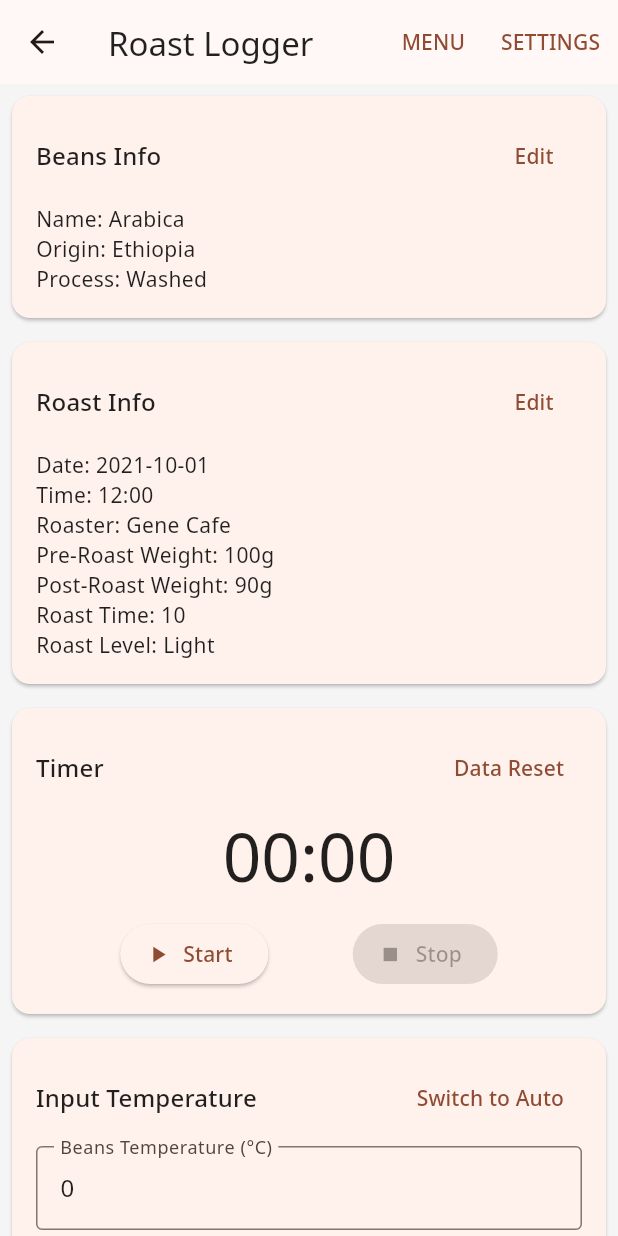
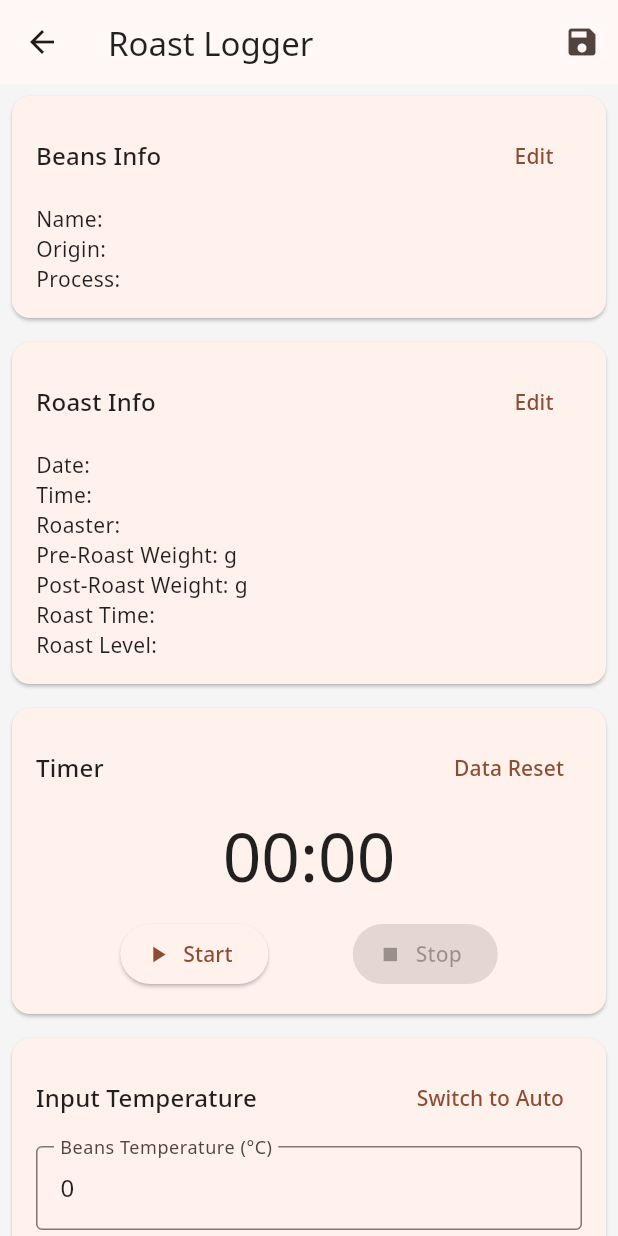
Before and after one commit to popcoondev/roast_logger, a Flutter app: the screen it shows after launch, tab 2 chosen, after a tap on the "add" icon, on a phone screen of 412 x 824 dp. Run offline on Flutter 3.47's test engine with Material 3 defaults, Android fonts, the light colour scheme and no system bars; our stand-ins replace fl_chart, font_awesome_flutter, google_fonts.

Commit message:
RoastLoggerScreen is able to preview.

```diff
--- a/lib/dialogs/roast_info_dialog.dart
+++ b/lib/dialogs/roast_info_dialog.dart
@@ -204,7 +204,7 @@ class _RoastInfoDialogState extends State<RoastInfoDialog> {
     }
     double preRoastWeight = double.tryParse(_preRoastWeightController.text) ?? 0.0;
     double postRoastWeight = double.tryParse(_postRoastWeightController.text) ?? 0.0;
-    double roastLevel = (postRoastWeight - preRoastWeight);
-    _roastLevelController.text = roastLevel.toStringAsFixed(1);
+    double roastLevel = postRoastWeight / preRoastWeight;
+    _roastLevelController.text = roastLevel.toStringAsFixed(2);
   }
 }
--- a/lib/models/cupping_result.dart
+++ b/lib/models/cupping_result.dart
@@ -1,12 +1,14 @@
 // models/cupping_result.dart
 
 class CuppingResult {
-  DateTime date; // 日付を追加
+  DateTime date;
   double aroma;
   double flavor;
-  double aftertaste;
+  double sweetness;
   double acidity;
   double body;
+  double cleanliness;
+  double aftertaste;
   double balance;
   double overall;
   String notes;
@@ -14,16 +16,17 @@ class CuppingResult {
 
   CuppingResult({
     required this.date,
-    this.aroma = 0.0,
-    this.flavor = 0.0,
-    this.aftertaste = 0.0,
-    this.acidity = 0.0,
-    this.body = 0.0,
-    this.balance = 0.0,
-    this.overall = 0.0,
+    this.aroma = 0,
+    this.flavor = 0,
+    this.sweetness = 0,
+    this.acidity = 0,
+    this.body = 0,
+    this.cleanliness = 0,
+    this.aftertaste = 0,
+    this.balance = 0,
+    this.overall = 0,
     this.notes = '',
     this.flavors = const [],
-
   });
 
   // データ保存のために toJson と fromJson を追加できます
@@ -31,9 +34,11 @@ class CuppingResult {
         'date': date.toIso8601String(),
         'aroma': aroma,
         'flavor': flavor,
-        'aftertaste': aftertaste,
+        'sweetness': sweetness,
         'acidity': acidity,
         'body': body,
+        'cleanliness': cleanliness,
+        'aftertaste': aftertaste,
         'balance': balance,
         'overall': overall,
         'notes': notes,
@@ -44,9 +49,11 @@ class CuppingResult {
         date: DateTime.parse(json['date']),
         aroma: json['aroma'],
         flavor: json['flavor'],
-        aftertaste: json['aftertaste'],
+        sweetness: json['sweetness'],
         acidity: json['acidity'],
         body: json['body'],
+        cleanliness: json['cleanliness'],
+        aftertaste: json['aftertaste'],
         balance: json['balance'],
         overall: json['overall'],
         notes: json['notes'],
--- a/lib/models/roast_log.dart
+++ b/lib/models/roast_log.dart
@@ -3,20 +3,20 @@
 import 'bean_info.dart';
 import 'roast_info.dart';
 import 'log_entry.dart';
-import 'cupping_result.dart'; // 追加
+import 'cupping_result.dart';
 
 class RoastLog {
   List<LogEntry> logEntries;
   int currentTime;
   BeanInfo beanInfo;
   RoastInfo roastInfo;
-  List<CuppingResult> cuppingResults;
+  List<CuppingResult>? cuppingResults;
 
   RoastLog({
     required this.logEntries,
     required this.currentTime,
     required this.beanInfo,
     required this.roastInfo,
-    this.cuppingResults = const [], // 初期値は null
+    this.cuppingResults,
   });
 }
--- a/lib/screens/roast_list_screen.dart
+++ b/lib/screens/roast_list_screen.dart
@@ -1,4 +1,5 @@
 import 'package:flutter/material.dart';
+import '../models/cupping_result.dart';
 import '../models/roast_log.dart';
 import '../models/bean_info.dart';
 import '../models/roast_info.dart';
@@ -49,6 +50,21 @@ class _RoastListScreenState extends State<RoastListScreen> {
             roastLevel: 10.0,
             roastLevelName: 'Light',
           ),
+          cuppingResults: [
+            // サンプルのカッピング結果
+            CuppingResult(
+              date: DateTime(2023, 10, 02),
+              aroma: 8,
+              acidity: 7,
+              body: 6,
+              flavor: 8,
+              aftertaste: 7,
+              balance: 7,
+              overall: 7,
+              notes: 'Fruity, floral, tea-like',
+              flavors: ['Fruity', 'Floral', 'Tea-like'],
+            ),
+          ],
         ),
         // 他のサンプルデータ
       ];
@@ -79,7 +95,7 @@ class _RoastListScreenState extends State<RoastListScreen> {
   void _navigateToRoastLogger() async {
     final newRoastLog = await Navigator.push(
       context,
-      MaterialPageRoute(builder: (context) => const RoastLoggerScreen()),
+      MaterialPageRoute(builder: (context) => RoastLoggerScreen()),
     );
 
     if (newRoastLog != null && newRoastLog is RoastLog) {
--- a/lib/screens/roast_logger_screen.dart
+++ b/lib/screens/roast_logger_screen.dart
@@ -29,10 +29,14 @@ import '../utils/events.dart';
 
 // 続きは既存のRoastLoggerクラスの内容をここに移動します。
 class RoastLoggerScreen extends StatefulWidget {
-  const RoastLoggerScreen({Key? key}) : super(key: key);
+  //　RoastLogを受け取れるようにする
+  RoastLog? roastLog;
+  bool isEdit = false;
+  RoastLoggerScreen({Key? key, this.roastLog, this.isEdit = false}) : super(key: key);
 
+  // roastLogは_RoastLoggerStateに渡す
   @override
-  State<RoastLoggerScreen> createState() => _RoastLoggerState();
+  _RoastLoggerState createState() => _RoastLoggerState();
 }
 
 class _RoastLoggerState extends State<RoastLoggerScreen> {
@@ -53,25 +57,49 @@ class _RoastLoggerState extends State<RoastLoggerScreen> {
     super.initState();
     _scrollController.addListener(_scrollListener);
     // Initialize roast log
-    _roastLog = RoastLog(
+    _roastLog = widget.roastLog;
+    // _roastLogの初期化
+    _roastLog ??= RoastLog(
         logEntries: [],
         currentTime: 0,
         beanInfo: BeanInfo(
-        name: 'Arabica',
-        origin: 'Ethiopia',
-        process: 'Washed',
+          name: '',
+          origin: '',
+          process: '',
         ),
         roastInfo: RoastInfo(
-        date: '2021-10-01',
-        time: '12:00',
-        roaster: 'Gene Cafe',
-        preRoastWeight: '100',
-        postRoastWeight: '90',
-        roastTime: '10',
-        roastLevel: 10.0,
-        roastLevelName: 'Light',
+          date: '',
+          time: '',
+          roaster: '',
+          preRoastWeight: '',
+          postRoastWeight: '',
+          roastTime: '',
+          roastLevel: 0,
+          roastLevelName: '',
         ),
       );
+
+    if(!widget.isEdit) {
+    // テストデータ
+    // _roastLog = RoastLog(
+    //   logEntries: [],
+    //   currentTime: 0,
+    //   beanInfo: BeanInfo(
+    //     name: 'Arabica',
+    //     origin: 'Ethiopia',
+    //     process: 'Washed',
+    //   ),
+    //   roastInfo: RoastInfo(
+    //     date: '2021-10-01',
+    //     time: '12:00',
+    //     roaster: 'Gene Cafe',
+    //     preRoastWeight: '100',
+    //     postRoastWeight: '90',
+    //     roastTime: '10',
+    //     roastLevel: 10.0,
+    //     roastLevelName: 'Light',
+    //   ),
+    // );
 
     // Test data
     for (int i = 0; i < 600; i += 30) {
@@ -84,21 +112,19 @@ class _RoastLoggerState extends State<RoastLoggerScreen> {
       ));
     }
     }
+  }
 
   // スクロールリスナー
   void _scrollListener() {
-    debugPrint('Scroll position: ${_scrollController.offset}');
-    debugPrint('timerKey: ${_timerKey.currentContext}');
     if (_timerKey.currentContext != null) {
       RenderBox renderBox = _timerKey.currentContext!.findRenderObject() as RenderBox;
       Offset position = renderBox.localToGlobal(Offset.zero);
-      debugPrint('TimerWidget position: ${position.dy}');
+
       // TimerWidgetが画面上から消えた場合
       if (position.dy + renderBox.size.height < kToolbarHeight) {
         if (!_showFloatingTimer) {
           setState(() {
             _showFloatingTimer = true;
-            debugPrint('Show floating timer');
           });
         }
       } else {
@@ -128,8 +154,10 @@ class _RoastLoggerState extends State<RoastLoggerScreen> {
           style: Theme.of(context).textTheme.titleLarge,
         ),
         actions: [
-          TextButton(onPressed: () {}, child: const Text('MENU')),
-          TextButton(onPressed: () {}, child: const Text('SETTINGS')),
+          IconButton(
+            icon: const Icon(Icons.save),
+            onPressed: _saveRoastResult,
+          ),
         ],
       ),
       body: Stack(
@@ -164,6 +192,7 @@ class _RoastLoggerState extends State<RoastLoggerScreen> {
                           child: RoastInfoWidget(roastInfo: _roastLog!.roastInfo),
                         ),
                         ComponentsContainer(
+                          isVisible: widget.isEdit,
                           labelTitle: 'Timer',
                           buttonTitle: 'Data Reset',
                           buttonAction: _timer == null
@@ -183,6 +212,7 @@ class _RoastLoggerState extends State<RoastLoggerScreen> {
                           ),
                         ),
                         ComponentsContainer(
+                          isVisible: widget.isEdit,
                           labelTitle: 'Input Temperature',
                           buttonTitle: _inputTempMode == 0 ? 'Switch to Auto' : 'Switch to Manual',
                           buttonAction: _timer == null
@@ -220,6 +250,7 @@ class _RoastLoggerState extends State<RoastLoggerScreen> {
                     child: Column(
                       children: [
                         ComponentsContainer(
+                          isVisible: widget.isEdit,
                           labelTitle: 'Input Phases',
                           child: InputEvents(
                             addEvent: _addEvent,
@@ -316,6 +347,7 @@ class _RoastLoggerState extends State<RoastLoggerScreen> {
                     child: RoastInfoWidget(roastInfo: _roastLog!.roastInfo),
                   ),
                   ComponentsContainer(
+                    isVisible: widget.isEdit,
                     key: _timerKey,
                     labelTitle: 'Timer',
                     buttonTitle: 'Data Reset',
@@ -336,6 +368,7 @@ class _RoastLoggerState extends State<RoastLoggerScreen> {
                     ),
                   ),
                   ComponentsContainer(
+                    isVisible: widget.isEdit,
                     labelTitle: 'Input Temperature',
                     buttonTitle: _inputTempMode == 0 ? 'Switch to Auto' : 'Switch to Manual',
                     buttonAction: _timer == null
@@ -363,6 +396,7 @@ class _RoastLoggerState extends State<RoastLoggerScreen> {
                           ),
                   ),
                   ComponentsContainer(
+                    isVisible: widget.isEdit,
                     labelTitle: 'Input Phases',
                     child: InputEvents(
                       addEvent: _addEvent,
@@ -442,6 +476,11 @@ class _RoastLoggerState extends State<RoastLoggerScreen> {
     ],
     ),
     );
+  }
+
+  void _saveRoastResult() {
+    // Save roast log
+    Navigator.pop(context, _roastLog);
   }
 
   void _openChartSettingsDialog(BuildContext context) {
--- a/lib/widgets/components_container.dart
+++ b/lib/widgets/components_container.dart
@@ -1,24 +1,28 @@
 // widgets/components_container.dart
 
 import 'package:flutter/material.dart';
+import 'package:roast_logger/widgets/roast_info_widget.dart';
 
 class ComponentsContainer extends StatelessWidget {
   final Widget child;
   final String labelTitle;
   final String buttonTitle;
   final void Function()? buttonAction;
+  bool isVisible = false;
 
-  const ComponentsContainer({
+  ComponentsContainer({
     Key? key,
     required this.child,
     this.labelTitle = '',
     this.buttonTitle = '',
     this.buttonAction,
+    this.isVisible = false,
   }) : super(key: key);
 
   @override
   Widget build(BuildContext context) {
-    return Card(
+    return isVisible ? SizedBox() : // 編集モードの場合は非表示
+    Card(
       margin: const EdgeInsets.symmetric(vertical: 8.0, horizontal: 8.0),
       elevation: 1,
       child: Padding(
```
Also changed, not shown: lib/screens/roast_detail_screen.dart (+80 -40 lines). Lines whose indentation alone changed are shown as unchanged.
